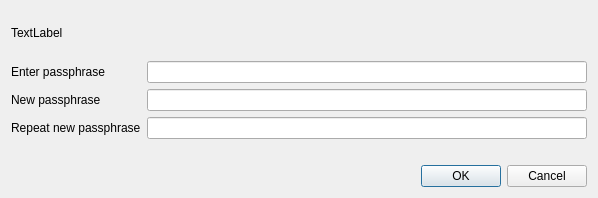
The window that src/qt/forms/askpassphrasedialog.ui (raffermeko/bitcoin) describes before a commit, drawn with Qt 5.
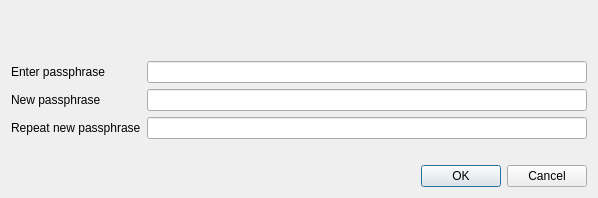
The same window after the commit.

Commit message: remove string "TextLabel" from warningLabel, as this is unneeded and as such is a silly translation less to do :)

The edit to the form file:
```diff
--- a/src/qt/forms/askpassphrasedialog.ui
+++ b/src/qt/forms/askpassphrasedialog.ui
@@ -28,9 +28,6 @@
   <layout class="QVBoxLayout" name="verticalLayout">
    <item>
     <widget class="QLabel" name="warningLabel">
-     <property name="text">
-      <string>TextLabel</string>
-     </property>
      <property name="textFormat">
       <enum>Qt::RichText</enum>
      </property>
```
